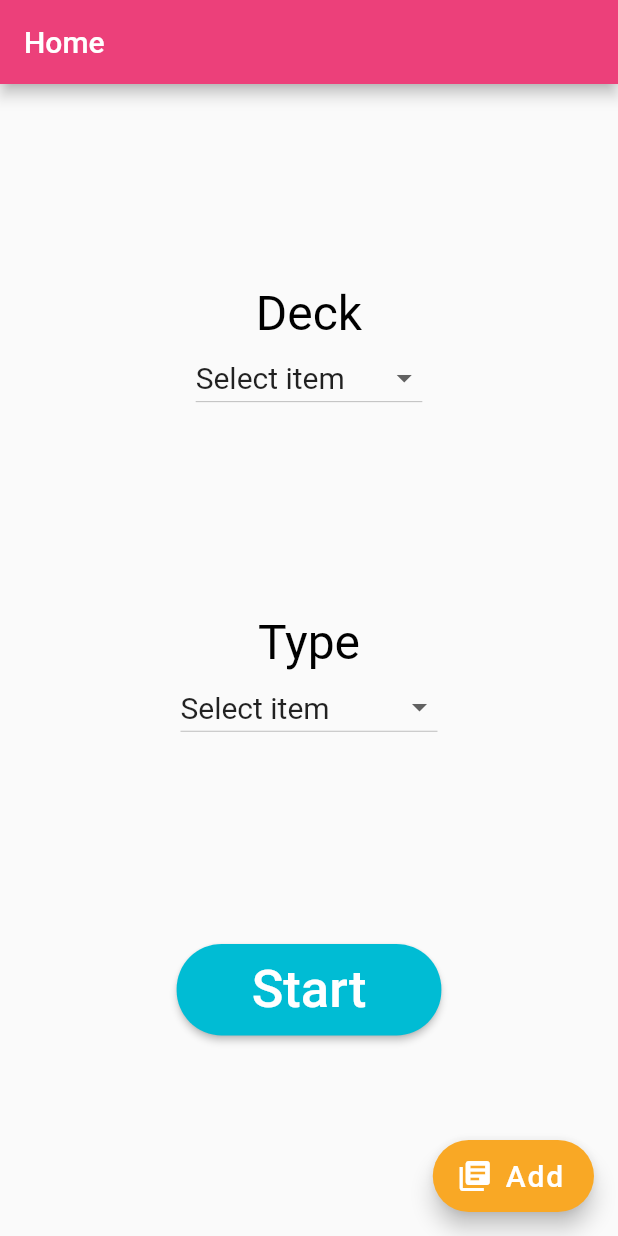
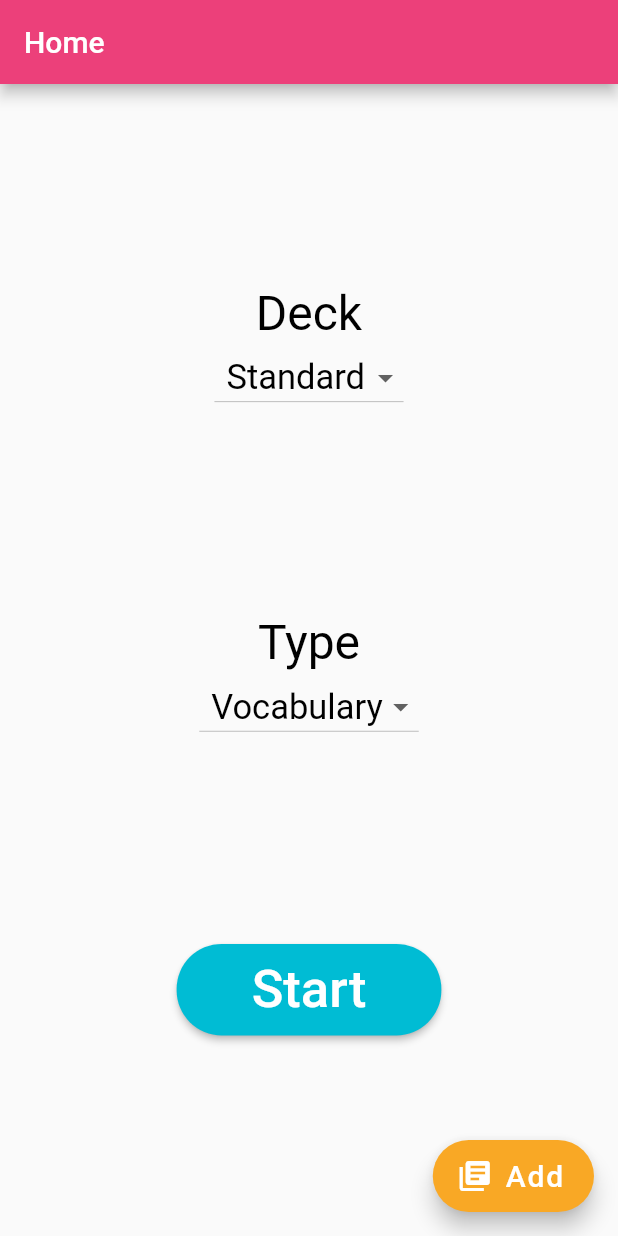
Before and after one commit to nhocconsr/flashcard, a Flutter app: the screen it shows after launch, after a tap on "Log In", on a phone screen of 412 x 824 dp. Run offline on Flutter 3.47's test engine with Material 2 defaults, Android fonts, the phone set to English and light mode, and no system bars; our stand-ins replace flip_card; missing offline and left inert: transformer_page_view; network calls fail.

Commit message:
set defalut value and remove icon

```diff
--- a/lib/selectFlashcards.dart
+++ b/lib/selectFlashcards.dart
@@ -1,32 +1,17 @@
 import 'package:flutter/material.dart';
 import './BeginnerQestions.dart';
 import './addnewcard.dart';
-
-class Item {
-  const Item(this.name,this.icon);
-  final String name;
-  final Icon icon;
-}
 
 class DropdownScreen extends StatefulWidget {
   State createState() =>  DropdownScreenState();
 }
 
 class DropdownScreenState extends State<DropdownScreen> {
-  Item selectedDeck;
-  Item selectedJLPT;
-  Item selectedType;
+  List decks = ['Standard', 'Universal'];
+  List types = ['Vocabulary', 'Kanji', 'Hiragana', 'Katakana'];
 
-  List<Item> decks = <Item>[
-    const Item('Standard',Icon(Icons.face, color:  Colors.pinkAccent, size: 25,)),
-    const Item('Universal',Icon(Icons.language, color:  Colors.pinkAccent, size: 25,)),
-  ];
-  List<Item> types = <Item>[
-    const Item('Vocabulary',Icon(Icons.spellcheck, color: Colors.indigo, size: 25,)),
-    const Item('Kanji',Icon(Icons.translate, color:Colors.indigo, size: 25)),
-    const Item('Hiragana',Icon(Icons.star_border, color:Colors.indigo, size: 25)),
-    const Item('Katakana',Icon(Icons.star, color:Colors.indigo,  size: 25)),
-  ];
+  String selectedDeck = 'Standard';
+  String selectedType = 'Vocabulary';
 
   @override
   Widget build(BuildContext context) {
@@ -53,23 +38,22 @@ class DropdownScreenState extends State<DropdownScreen> {
                         style: new TextStyle(
                             fontSize: 32.0, color: Colors.black),
                       ),
-                      DropdownButton<Item>(
+                      DropdownButton(
                         hint:  Text("Select item", style: TextStyle(color: Colors.black87, fontSize: 20),),
                         value: selectedDeck,
-                        onChanged: (Item Value) {
+                        onChanged: (Value) {
                           setState(() {
                             selectedDeck = Value;
                           });
                         },
-                        items: decks.map((Item deck) {
-                          return  DropdownMenuItem<Item>(
+                        items: decks.map((deck) {
+                          return  DropdownMenuItem(
                             value: deck,
                             child: Row(
                               children: <Widget>[
-                                deck.icon,
                                 SizedBox(width: 8,),
                                 Text(
-                                  deck.name,
+                                  deck,
                                   style:  TextStyle(color: Colors.black, fontSize: 23),
                                 ),
                               ],
@@ -87,23 +71,22 @@ class DropdownScreenState extends State<DropdownScreen> {
                       style: new TextStyle(
                           fontSize: 32.0, color: Colors.black),
                     ),
-                    DropdownButton<Item>(
+                    DropdownButton(
                       hint:  Text("Select item", style: TextStyle(color: Colors.black87, fontSize: 20),),
                       value: selectedType,
-                      onChanged: (Item Value) {
+                      onChanged: (Value) {
                         setState(() {
                           selectedType = Value;
                         });
                       },
-                      items: types.map((Item type) {
-                        return  DropdownMenuItem<Item>(
+                      items: types.map((type) {
+                        return  DropdownMenuItem(
                           value: type,
                           child: Row(
                             children: <Widget>[
-                              type.icon,
                               SizedBox(width: 8,),
                               Text(
-                                type.name,
+                                type,
                                 style:  TextStyle(color: Colors.black, fontSize: 23),
                               ),
                             ],
@@ -120,7 +103,7 @@ class DropdownScreenState extends State<DropdownScreen> {
                   onPressed: () {
 //                Navigator.of(context).pushNamed(Category1.tag);
                     Navigator.of(context).push(MaterialPageRoute(
-                      builder: (context) => Questions(selectedDeck.name, selectedType.name),
+                      builder: (context) => Questions(selectedDeck, selectedType),
                     ));
                   },
                   padding: EdgeInsets.fromLTRB(50, 10, 50, 10),
```
